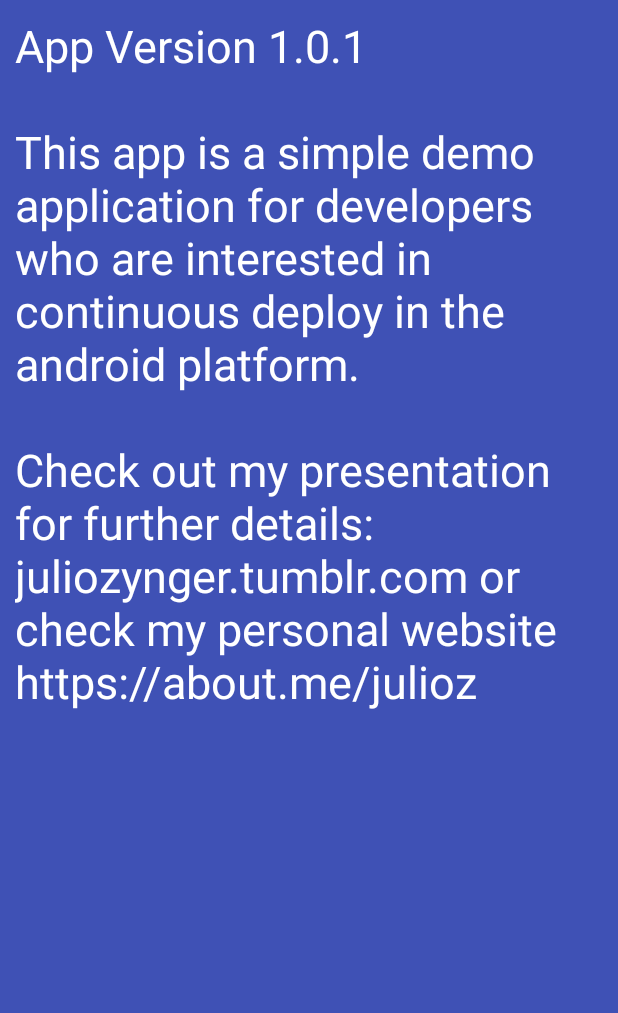
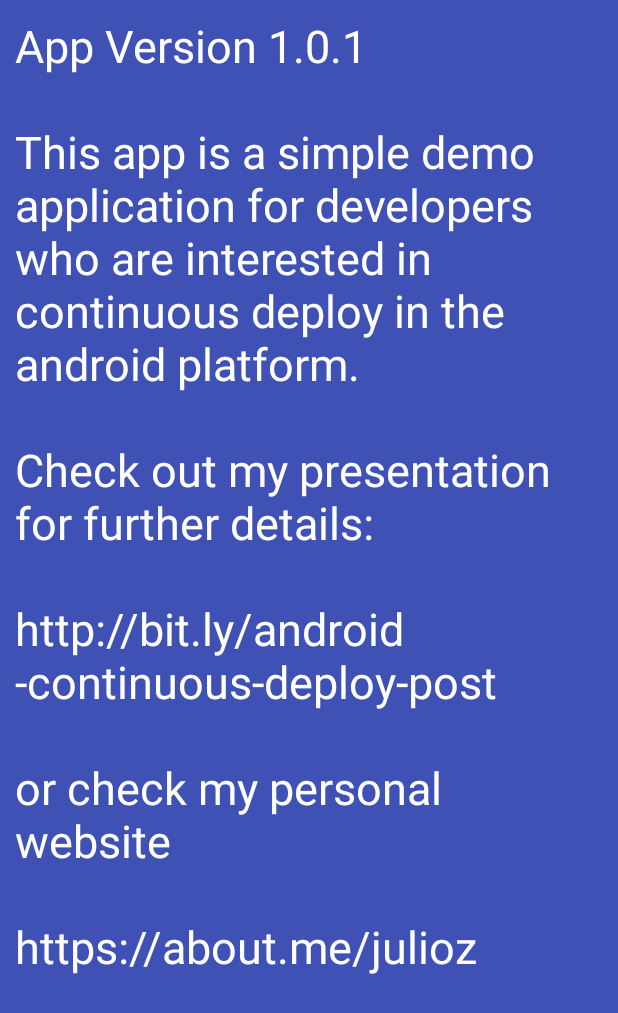
Before and after one commit to julioz/continuousdeploydemo, an Android app: the screen it shows after launch (MainActivity), on a phone screen of 412 x 824 dp. Shown: the top 1013 px of the screen. Run offline under Robolectric (Android 15) with nearby library versions, the phone set to English and light mode, and no system bars.

Commit message:
Update sample app altering its message

```diff
--- a/android_app/app/src/main/java/br/com/zynger/continuousdeploydemoapp/MainActivity.java
+++ b/android_app/app/src/main/java/br/com/zynger/continuousdeploydemoapp/MainActivity.java
@@ -2,7 +2,6 @@ package br.com.zynger.continuousdeploydemoapp;
 
 import android.app.Activity;
 import android.os.Bundle;
-import android.text.method.LinkMovementMethod;
 import android.widget.TextView;
 
 public class MainActivity extends Activity {
@@ -14,6 +13,5 @@ public class MainActivity extends Activity {
 
         TextView textView = (TextView) findViewById(R.id.activity_main_text);
         textView.setText(getString(R.string.app_message, BuildConfig.VERSION_NAME));
-        textView.setMovementMethod(LinkMovementMethod.getInstance());
     }
 }
--- a/android_app/app/src/main/res/layout/activity_main.xml
+++ b/android_app/app/src/main/res/layout/activity_main.xml
@@ -15,6 +15,7 @@
             android:id="@+id/activity_main_text"
             android:layout_width="match_parent"
             android:layout_height="wrap_content"
+            android:linksClickable="true"
             android:textColor="@android:color/white"
             android:textIsSelectable="true"
             android:textSize="30sp"
--- a/android_app/app/src/main/res/values/strings.xml
+++ b/android_app/app/src/main/res/values/strings.xml
@@ -1,4 +1,4 @@
 <resources>
     <string name="app_name">Continuous Deploy Demo</string>
-    <string name="app_message">App Version %s\n\nThis app is a simple demo application for developers who are interested in continuous deploy in the android platform.\n\nCheck out my presentation for further details: juliozynger.tumblr.com or check my personal website https://about.me/julioz</string>
+    <string name="app_message">App Version %s\n\nThis app is a simple demo application for developers who are interested in continuous deploy in the android platform.\n\nCheck out my presentation for further details:\n\nhttp://bit.ly/android-continuous-deploy-post \n\nor check my personal website \n\nhttps://about.me/julioz</string>
 </resources>
```
